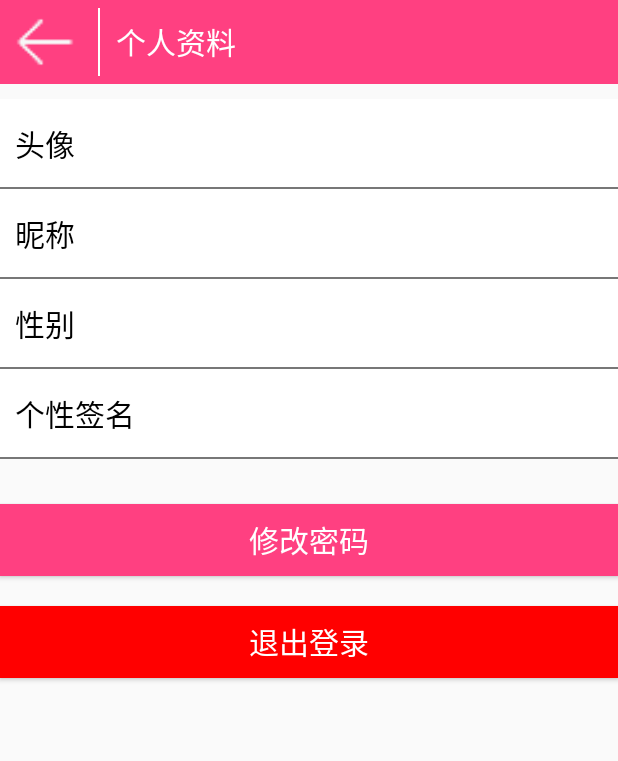
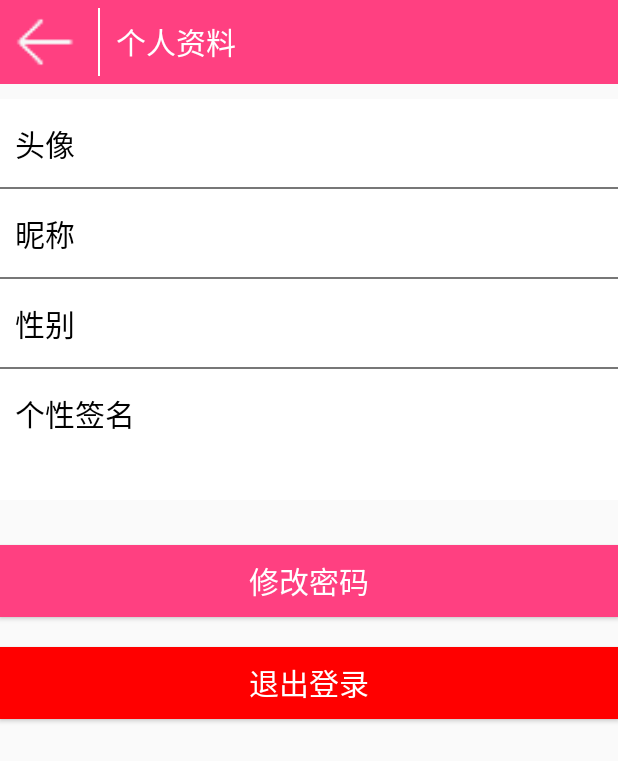
Before and after one commit to NicoLiutong/BianQian, an Android app: the UserMessageActivity screen opened directly, with no data from a screen before it, on a phone screen of 412 x 824 dp. Shown: the top 761 px of the screen. Run offline under Robolectric (Android 15) with nearby library versions, the phone set to English and light mode, and no system bars; our stand-ins replace CircleImageView; libraries missing offline, so code that uses them is left out: cn.bmob.v3; 6 statements that could not run were skipped.

Commit message:
2017.5.27

```diff
--- a/app/src/main/AndroidManifest.xml
+++ b/app/src/main/AndroidManifest.xml
@@ -43,6 +43,8 @@
         </activity>
         <activity android:name=".activity.UserMessageActivity">
         </activity>
+        <activity android:name=".activity.ChangeUserMessageActivity">
+        </activity>
     </application>
 
 </manifest>
--- a/app/src/main/java/com/example/bianqian/activity/UserMessageActivity.java
+++ b/app/src/main/java/com/example/bianqian/activity/UserMessageActivity.java
@@ -1,5 +1,6 @@
 package com.example.bianqian.activity;
 
+import android.content.Intent;
 import android.support.v4.content.ContextCompat;
 import android.view.View;
 import android.widget.Button;
@@ -7,8 +8,11 @@ import android.widget.LinearLayout;
 import android.widget.RelativeLayout;
 import android.widget.TextView;
 
+import com.bumptech.glide.Glide;
 import com.example.bianqian.R;
+import com.example.bianqian.db.User;
 
+import cn.bmob.v3.BmobUser;
 import de.hdodenhof.circleimageview.CircleImageView;
 
 public class UserMessageActivity extends BasicActivity implements View.OnClickListener {
@@ -37,7 +41,7 @@ public class UserMessageActivity extends BasicActivity implements View.OnClickLi
 
     private Button changePasswordButton;
 
-    private Button exitButton;
+    private Button logoutButton;
     @Override
     public void setContentView() {
         setContentView(R.layout.activity_user_message);
@@ -48,11 +52,23 @@ public class UserMessageActivity extends BasicActivity implements View.OnClickLi
         titleLayout = (LinearLayout) findViewById(R.id.basic_title_layout);
         backButton = (Button) findViewById(R.id.basic_backbutton);
         titleText = (TextView) findViewById(R.id.basic_texttitle);
+        userPictureLayout = (RelativeLayout) findViewById(R.id.user_message_picture_layout);
+        userPicture = (CircleImageView) findViewById(R.id.user_message_picture);
+        userNameLayout = (RelativeLayout) findViewById(R.id.user_message_name_layout);
+        userNmae = (TextView) findViewById(R.id.user_message_name);
+        userSexLayout = (RelativeLayout) findViewById(R.id.user_message_sex_layout);
+        userSex = (TextView) findViewById(R.id.user_message_sex);
+        userIndividualityLayout = (RelativeLayout) findViewById(R.id.user_message_individuality_layout);
+        userIndividuality = (TextView) findViewById(R.id.user_message_individuality);
+        changePasswordButton = (Button) findViewById(R.id.change_password_button);
+        logoutButton = (Button) findViewById(R.id.logout_button);
     }
 
     @Override
     public void initListeners() {
-    backButton.setOnClickListener(this);
+        backButton.setOnClickListener(this);
+        changePasswordButton.setOnClickListener(this);
+        logoutButton.setOnClickListener(this);
     }
 
     @Override
@@ -62,11 +78,32 @@ public class UserMessageActivity extends BasicActivity implements View.OnClickLi
     }
 
     @Override
+    protected void onStart() {
+        super.onStart();
+        User user = BmobUser.getCurrentUser(User.class);
+        Glide.with(UserMessageActivity.this).load(user.getUesrImage().getUrl()).into(userPicture);
+        userNmae.setText(user.getMyUsername());
+        userSex.setText(user.getSex());
+        userIndividuality.setText(user.getIndividualitySignature());
+    }
+
+    @Override
     public void onClick(View v) {
         switch (v.getId()){
             case R.id.basic_backbutton:
                 finish();
                 break;
+            case R.id.change_password_button:
+                ShowToast("改密码");
+
+                break;
+            case R.id.logout_button:
+                User user = BmobUser.getCurrentUser(User.class);
+                user.logOut();
+                Intent intent = new Intent(UserMessageActivity.this,LoginActivity.class);
+                UserMessageActivity.this.startActivity(intent);
+                finishAll();
+                break;
         }
     }
 }
--- a/app/src/main/res/layout/activity_user_message.xml
+++ b/app/src/main/res/layout/activity_user_message.xml
@@ -92,19 +92,18 @@
             android:layout_alignParentLeft="true"
             android:textColor="@color/black"
             />
-        <TextView
-            android:id="@+id/user_message_individuality"
-            style="@style/userMessageText"
-            android:layout_alignParentRight="true"
-            android:textColor="@color/gray"
-            />
-        <View
-            style="@style/userMessageLine"
-            />
     </RelativeLayout>
+    <TextView
+        android:id="@+id/user_message_individuality"
+        android:layout_width="match_parent"
+        android:layout_height="wrap_content"
+        android:background="@color/white"
+        android:textSize="20sp"
+        android:textColor="@color/gray"
+        />
 
     <Button
-    android:id="@+id/change_password"
+    android:id="@+id/change_password_button"
     android:layout_width="match_parent"
     android:layout_height="wrap_content"
     android:text="@string/change_password"
@@ -115,10 +114,10 @@
     />
 
     <Button
-        android:id="@+id/exit"
+        android:id="@+id/logout_button"
         android:layout_width="match_parent"
         android:layout_height="wrap_content"
-        android:text="@string/exit"
+        android:text="@string/logout"
         android:layout_marginTop="20dp"
         android:textColor="@color/white"
         android:textSize="20sp"
--- a/app/src/main/res/values/colors.xml
+++ b/app/src/main/res/values/colors.xml
@@ -12,4 +12,5 @@
     <color name="gray">#777777</color>
     <color name="black">#000000</color>
     <color name="red">#ff0000</color>
+    <color name="green">#00a42c</color>
 </resources>
--- a/app/src/main/res/values/strings.xml
+++ b/app/src/main/res/values/strings.xml
@@ -26,5 +26,5 @@
     <string name="setting">设置</string>
     <string name="update_application">检查更新</string>
     <string name="change_password">修改密码</string>
-    <string name="exit">退出登录</string>
+    <string name="logout">退出登录</string>
 </resources>
```
Also changed, not shown: app/src/main/java/com/example/bianqian/activity/ChangeUserMessageActivity.java (added, +26 -0 lines), app/src/main/java/com/example/bianqian/activity/LoginActivity.java (+6 -6 lines), app/src/main/res/layout/activity_change_user_message.xml (added, +156 -0 lines).
